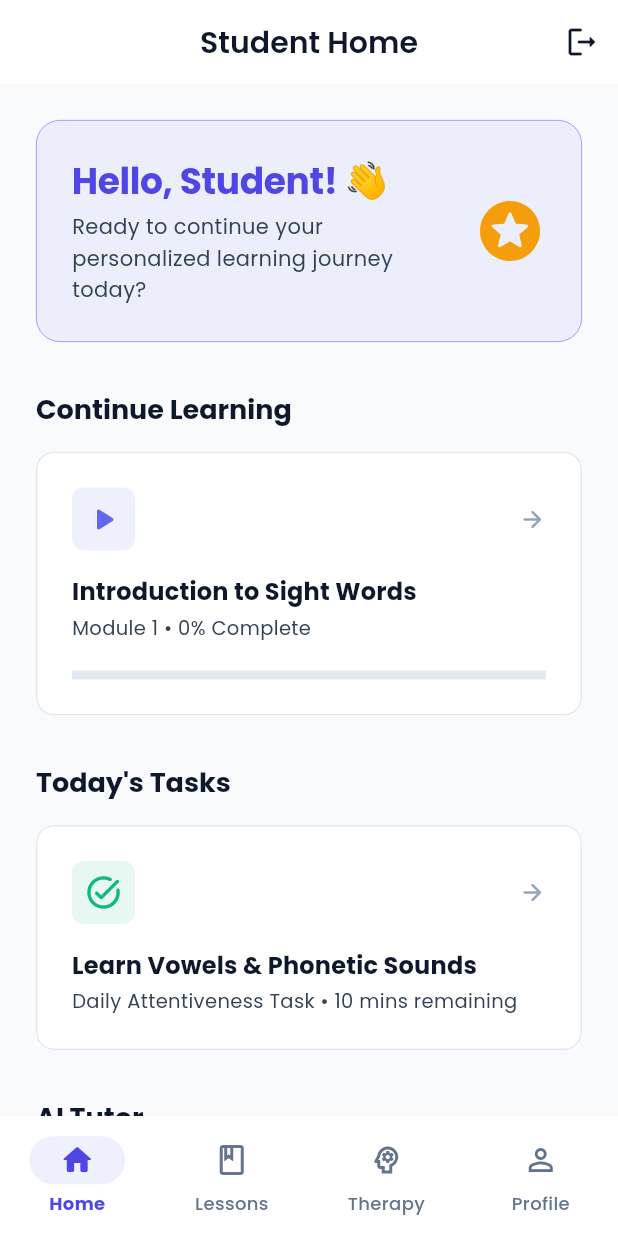
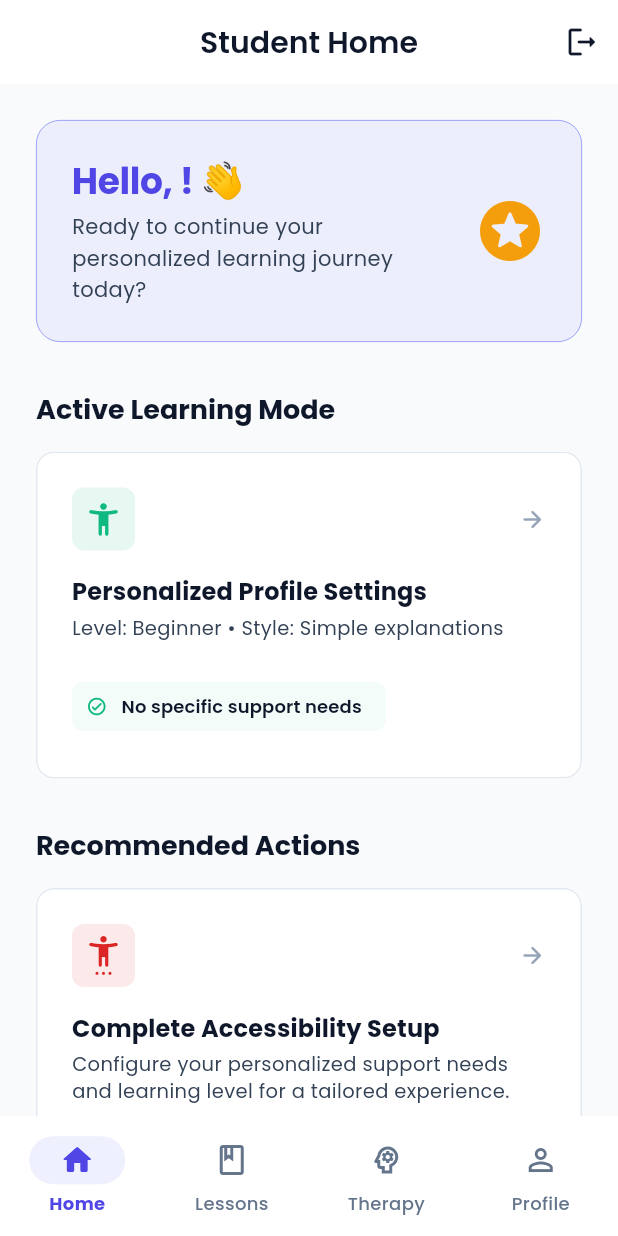
Before and after one commit to aishanasnin/AbleOne-App, a Flutter app: the StudentDashboardPage screen opened by its route, on a phone screen of 412 x 824 dp. Run offline on Flutter 3.47's test engine with Material 3 defaults, Android fonts, the light colour scheme and no system bars; our stand-ins replace cloud_firestore, firebase_auth, firebase_core, firebase_messaging, firebase_storage, flutter_riverpod and 4 more; accounts and stored records are empty.

Commit message:
Connected accessibility profile with dashboard personalization and AI context

```diff
--- a/lib/features/ai/data/datasources/fake_ai_data_source.dart
+++ b/lib/features/ai/data/datasources/fake_ai_data_source.dart
@@ -1,37 +1,35 @@
+import 'package:ableone_app/features/ai/domain/entities/ai_user_context.dart';
+
 /// A mock AI datasource simulating tutor responses for explanations, summaries, translations, and simplifications.
 class FakeAIDataSource {
   /// Simulates a network call delay and matches keywords in the user's [prompt] to return educational responses.
-  Future<String> getAIResponse(String prompt) async {
+  Future<String> getAIResponse(String prompt, AIUserContext context) async {
     // Simulate network delay
     await Future.delayed(const Duration(seconds: 1));
 
     final normalized = prompt.toLowerCase().trim();
+    String responseText = '';
 
     if (normalized.contains('photosynthesis')) {
-      return 'Photosynthesis is the process where plants convert sunlight into energy. Here is a simple breakdown:\n\n1. ☀️ Leaves capture sunlight.\n2. 💧 Roots absorb water.\n3. 💨 Leaves intake carbon dioxide.\n4. 🍎 The plant makes glucose (energy) and releases oxygen!';
+      responseText = 'Photosynthesis is the process where plants convert sunlight into energy. Here is a simple breakdown:\n\n1. ☀️ Leaves capture sunlight.\n2. 💧 Roots absorb water.\n3. 💨 Leaves intake carbon dioxide.\n4. 🍎 The plant makes glucose (energy) and releases oxygen!';
+    } else if (normalized.contains('explain topic') || normalized.contains('explain')) {
+      responseText = 'I would be happy to explain that topic for you! Let\'s break down what you want to understand step-by-step. Just write the name of the topic, and I will explain it with simple terms and clear examples.';
+    } else if (normalized.contains('summarize') || normalized.contains('summary')) {
+      responseText = 'Here is a quick, easy-to-understand summary:\n\n• **Core Idea:** Keep reading and practicing sight words.\n• **Key Takeaway:** Repetition builds sight vocabulary.\n• **Action Item:** Focus on 3 words today and use them in a sentence.';
+    } else if (normalized.contains('quiz') || normalized.contains('question')) {
+      responseText = 'Let\'s test your knowledge! Here is a quick 1-question quiz:\n\n*Question: Which of these is a sight word?*\n\n1️⃣ Elephant\n2️⃣ Jump\n3️⃣ The\n\nChoose the number or type your answer!';
+    } else if (normalized.contains('translate') || normalized.contains('translation')) {
+      responseText = 'I can translate phrases to make learning inclusive! For example:\n\n• **Spanish:** "Hello, welcome!" becomes *"Hola, ¡bienvenido!"*\n• **French:** "Learn with me" becomes *"Apprends avec moi"*\n\nLet me know what text you would like to translate and into which language!';
+    } else if (normalized.contains('simplify') || normalized.contains('simple')) {
+      responseText = 'Let\'s make that simpler to understand! Instead of long academic terms, think of it this way:\n\n*Normal text:* "Cognitive comprehension requires active retention."\n*Simplified:* "Learning is about remembering and practicing what you read!"';
+    } else {
+      responseText = 'That is a great question! As your AbleOne AI Tutor, I am here to help you explain complex topics, summarize lessons, translate words, or simplify concepts. What would you like to learn today?';
     }
 
-    if (normalized.contains('explain topic') || normalized.contains('explain')) {
-      return 'I would be happy to explain that topic for you! Let\'s break down what you want to understand step-by-step. Just write the name of the topic, and I will explain it with simple terms and clear examples.';
-    }
+    // Append context-based formatting footnote
+    final supportDesc = context.supportNeeds.isEmpty ? 'General Support' : context.supportNeeds.join(', ');
+    final suffix = '\n\n*(Tailored for: Level ${context.learningLevel} • ${context.learningPreference} • $supportDesc)*';
 
-    if (normalized.contains('summarize') || normalized.contains('summary')) {
-      return 'Here is a quick, easy-to-understand summary:\n\n• **Core Idea:** Keep reading and practicing sight words.\n• **Key Takeaway:** Repetition builds sight vocabulary.\n• **Action Item:** Focus on 3 words today and use them in a sentence.';
-    }
-
-    if (normalized.contains('quiz') || normalized.contains('question')) {
-      return 'Let\'s test your knowledge! Here is a quick 1-question quiz:\n\n*Question: Which of these is a sight word?*\n\n1️⃣ Elephant\n2️⃣ Jump\n3️⃣ The\n\nChoose the number or type your answer!';
-    }
-
-    if (normalized.contains('translate') || normalized.contains('translation')) {
-      return 'I can translate phrases to make learning inclusive! For example:\n\n• **Spanish:** "Hello, welcome!" becomes *"Hola, ¡bienvenido!"*\n• **French:** "Learn with me" becomes *"Apprends avec moi"*\n\nLet me know what text you would like to translate and into which language!';
-    }
-
-    if (normalized.contains('simplify') || normalized.contains('simple')) {
-      return 'Let\'s make that simpler to understand! Instead of long academic terms, think of it this way:\n\n*Normal text:* "Cognitive comprehension requires active retention."\n*Simplified:* "Learning is about remembering and practicing what you read!"';
-    }
-
-    // Default friendly fallback
-    return 'That is a great question! As your AbleOne AI Tutor, I am here to help you explain complex topics, summarize lessons, translate words, or simplify concepts. What would you like to learn today?';
+    return '$responseText$suffix';
   }
 }
--- a/lib/features/ai/domain/repositories/ai_repository.dart
+++ b/lib/features/ai/domain/repositories/ai_repository.dart
@@ -1,4 +1,5 @@
 import 'package:ableone_app/features/ai/domain/entities/ai_message_entity.dart';
+import 'package:ableone_app/features/ai/domain/entities/ai_user_context.dart';
 
 /// Repository interface defining chat operations and local message history management.
 abstract class AIRepository {
@@ -6,7 +7,7 @@ abstract class AIRepository {
   Future<List<AIMessageEntity>> getChatHistory();
 
   /// Sends a prompt to the AI engine, saves both user input and output to history, and returns the response.
-  Future<AIMessageEntity> sendMessage(String message);
+  Future<AIMessageEntity> sendMessage(String message, AIUserContext context);
 
   /// Clears all local chat logs.
   Future<void> clearHistory();
--- /dev/null
+++ b/lib/features/ai/presentation/providers/ai_providers.dart
@@ -0,0 +1,34 @@
+import 'package:flutter_riverpod/flutter_riverpod.dart';
+import 'package:ableone_app/features/ai/domain/entities/ai_user_context.dart';
+import 'package:ableone_app/features/profile/data/repositories/profile_repository_impl.dart';
+
+/// Provider that constructs and exposes [AIUserContext] reactively
+/// by watching the active user's personalization profile state.
+final aiUserContextProvider = Provider<AIUserContext>((ref) {
+  final profileAsync = ref.watch(userProfileNotifierProvider);
+
+  return profileAsync.maybeWhen(
+    data: (profile) {
+      if (profile != null) {
+        return AIUserContext(
+          learningLevel: profile.learningLevel,
+          supportNeeds: profile.supportNeeds,
+          preferredLanguage: profile.preferredLanguage,
+          learningPreference: profile.learningPreference,
+        );
+      }
+      return const AIUserContext(
+        learningLevel: 'Beginner',
+        supportNeeds: [],
+        preferredLanguage: 'English',
+        learningPreference: 'Simple explanations',
+      );
+    },
+    orElse: () => const AIUserContext(
+      learningLevel: 'Beginner',
+      supportNeeds: [],
+      preferredLanguage: 'English',
+      learningPreference: 'Simple explanations',
+    ),
+  );
+});
--- a/lib/features/dashboard/presentation/pages/student_dashboard_page.dart
+++ b/lib/features/dashboard/presentation/pages/student_dashboard_page.dart
@@ -11,6 +11,7 @@ import 'package:ableone_app/features/authentication/data/repositories/authentica
 import 'package:ableone_app/features/learning/data/repositories/course_repository_impl.dart';
 import 'package:ableone_app/features/learning/domain/entities/course_entity.dart';
 import 'package:ableone_app/core/services/firebase_service.dart';
+import 'package:ableone_app/features/profile/presentation/providers/profile_providers.dart';
 
 /// The main dashboard screen for student users, featuring quick access tabs
 /// for course overview, lesson paths, therapy schedules, and user preference profiles.
@@ -104,6 +105,8 @@ class _StudentDashboardPageState extends ConsumerState<StudentDashboardPage> {
         : const AsyncValue<dynamic>.loading();
 
     final coursesAsync = ref.watch(coursesListProvider);
+    final profile = ref.watch(userProfileProvider);
+    final greetingName = profile?.name ?? ref.watch(firebaseAuthProvider).currentUser?.displayName ?? 'Student';
 
     return ListView(
       padding: const EdgeInsets.all(AppConstants.lg),
@@ -127,7 +130,7 @@ class _StudentDashboardPageState extends ConsumerState<StudentDashboardPage> {
                       Semantics(
                         header: true,
                         child: Text(
-                          'Hello, Student! 👋',
+                          'Hello, $greetingName! 👋',
                           style: theme.textTheme.headlineMedium?.copyWith(
                             fontWeight: FontWeight.bold,
                             color: AppColors.primaryDark,
@@ -153,6 +156,82 @@ class _StudentDashboardPageState extends ConsumerState<StudentDashboardPage> {
               ],
             ),
           ),
+        ),
+        const SizedBox(height: AppConstants.lg),
+
+        // ACTIVE LEARNING MODE
+        const SectionTitle(title: 'Active Learning Mode'),
+        const SizedBox(height: AppConstants.sm),
+        DashboardCard(
+          title: 'Personalized Profile Settings',
+          subtitle: 'Level: ${profile?.learningLevel ?? 'Beginner'} • Style: ${profile?.learningPreference ?? 'Simple explanations'}',
+          icon: Icons.accessibility_new_rounded,
+          color: AppColors.secondary,
+          onTap: () {
+            context.push(RouteNames.profilePagePath);
+          },
+          content: Column(
+            crossAxisAlignment: CrossAxisAlignment.start,
+            children: [
+              const SizedBox(height: AppConstants.xs),
+              Wrap(
+                spacing: AppConstants.sm,
+                runSpacing: AppConstants.xs,
+                children: (profile?.supportNeeds ?? const []).isEmpty
+                    ? [
+                        Chip(
+                          label: const Text('No specific support needs', style: TextStyle(fontSize: 12)),
+                          avatar: const Icon(Icons.check_circle_outline_rounded, size: 14, color: AppColors.secondary),
+                          backgroundColor: AppColors.secondary.withValues(alpha: 0.05),
+                          side: BorderSide.none,
+                        )
+                      ]
+                    : (profile?.supportNeeds ?? const []).map((need) {
+                        return Chip(
+                          label: Text(need, style: const TextStyle(fontSize: 12)),
+                          avatar: Icon(_getSupportIcon(need), size: 14, color: AppColors.secondary),
+                          backgroundColor: AppColors.secondary.withValues(alpha: 0.05),
+                          side: BorderSide.none,
+                        );
+                      }).toList(),
+              ),
+            ],
+          ),
+        ),
+        const SizedBox(height: AppConstants.lg),
+
+        // RECOMMENDED ACTIONS
+        const SectionTitle(title: 'Recommended Actions'),
+        const SizedBox(height: AppConstants.sm),
+        if (profile == null || profile.supportNeeds.isEmpty)
+          DashboardCard(
+            title: 'Complete Accessibility Setup',
+            subtitle: 'Configure your personalized support needs and learning level for a tailored experience.',
+            icon: Icons.settings_accessibility_rounded,
+            color: AppColors.error,
+            onTap: () {
+              context.push(RouteNames.accessibilitySetupPath, extra: profile?.supportNeeds ?? const []);
+            },
+          ),
+        DashboardCard(
+          title: 'Start AI Tutor Session',
+          subtitle: 'Learn with custom explanations in "${profile?.learningPreference ?? 'Simple explanations'}" style.',
+          icon: Icons.chat_bubble_outline_rounded,
+          color: AppColors.primary,
+          onTap: () {
+            context.push(RouteNames.aiHomePath);
+          },
+        ),
+        DashboardCard(
+          title: 'Perform Daily Focus Exercises',
+          subtitle: 'Access therapy sessions designed for your cognitive learning profile.',
+          icon: Icons.fitness_center_rounded,
+          color: AppColors.secondary,
+          onTap: () {
+            setState(() {
+              _currentIndex = 2; // Swap to Therapy Tab
+            });
+          },
         ),
         const SizedBox(height: AppConstants.lg),
 
@@ -629,4 +708,25 @@ class _StudentDashboardPageState extends ConsumerState<StudentDashboardPage> {
       ),
     );
   }
+
+  IconData _getSupportIcon(String need) {
+    switch (need.toLowerCase()) {
+      case 'visual support':
+        return Icons.visibility_rounded;
+      case 'hearing support':
+        return Icons.hearing_rounded;
+      case 'speech support':
+        return Icons.record_voice_over_rounded;
+      case 'physical support':
+        return Icons.accessible_rounded;
+      case 'learning support':
+        return Icons.menu_book_rounded;
+      case 'autism / neurodivergent support':
+        return Icons.psychology_rounded;
+      case 'multiple support needs':
+        return Icons.dynamic_feed_rounded;
+      default:
+        return Icons.accessibility_new_rounded;
+    }
+  }
 }
--- /dev/null
+++ b/lib/features/profile/presentation/providers/profile_providers.dart
@@ -0,0 +1,26 @@
+import 'package:flutter_riverpod/flutter_riverpod.dart';
+import 'package:ableone_app/features/profile/domain/entities/user_profile_entity.dart';
+import 'package:ableone_app/features/profile/data/repositories/profile_repository_impl.dart';
+
+/// Provider exposing the current [UserProfileEntity] directly.
+final userProfileProvider = Provider<UserProfileEntity?>((ref) {
+  return ref.watch(userProfileNotifierProvider).value;
+});
+
+/// Provider exposing the current list of support needs.
+final supportNeedsProvider = Provider<List<String>>((ref) {
+  final profile = ref.watch(userProfileProvider);
+  return profile?.supportNeeds ?? const [];
+});
+
+/// Provider exposing the current learning level.
+final learningLevelProvider = Provider<String>((ref) {
+  final profile = ref.watch(userProfileProvider);
+  return profile?.learningLevel ?? 'Beginner';
+});
+
+/// Provider exposing the current learning preference.
+final learningPreferenceProvider = Provider<String>((ref) {
+  final profile = ref.watch(userProfileProvider);
+  return profile?.learningPreference ?? 'Simple explanations';
+});
```
Also changed, not shown: lib/features/ai/data/repositories/ai_repository_impl.dart (+7 -3 lines), lib/features/ai/domain/entities/ai_user_context.dart (added, +22 -0 lines), lib/features/profile/data/repositories/profile_repository_impl.dart (+54 -0 lines).
